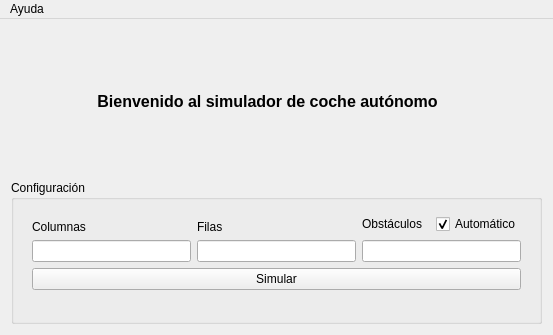
alu0100967111/SmartCar, file src/UI/mainwindow.ui: the form before one commit.
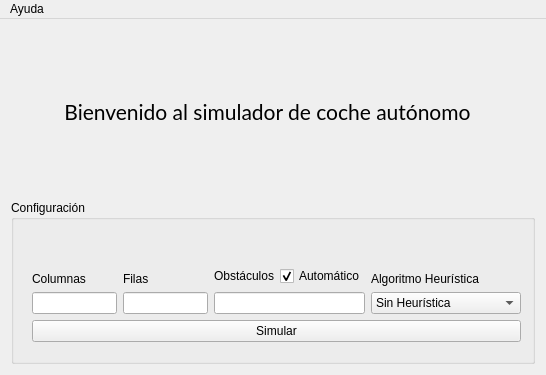
The form after the commit.

Commit message: Mejorada interfaz gráfica y añadida opción de Heurística.

What changed in the file:
```diff
--- a/src/UI/mainwindow.ui
+++ b/src/UI/mainwindow.ui
@@ -9,8 +9,8 @@
    <rect>
     <x>0</x>
     <y>0</y>
-    <width>553</width>
-    <height>335</height>
+    <width>546</width>
+    <height>375</height>
    </rect>
   </property>
   <property name="windowTitle">
@@ -41,7 +41,7 @@
             </size>
            </property>
            <property name="text">
-            <string>&lt;html&gt;&lt;head/&gt;&lt;body&gt;&lt;p align=&quot;center&quot;&gt;&lt;span style=&quot; font-size:12pt; font-weight:600;&quot;&gt;Bienvenido al simulador de coche autónomo&lt;/span&gt;&lt;/p&gt;&lt;/body&gt;&lt;/html&gt;</string>
+            <string>&lt;html&gt;&lt;head/&gt;&lt;body&gt;&lt;p align=&quot;center&quot;&gt;&lt;span style=&quot; font-size:16pt;  font-family: Lato;&quot;&gt;Bienvenido al simulador de coche autónomo&lt;/span&gt;&lt;/p&gt;&lt;/body&gt;&lt;/html&gt;</string>
            </property>
           </widget>
          </item>
@@ -59,7 +59,7 @@
            <x>10</x>
            <y>20</y>
            <width>511</width>
-           <height>101</height>
+           <height>133</height>
           </rect>
          </property>
          <layout class="QVBoxLayout" name="verticalLayout_6">
@@ -163,6 +163,54 @@
               </item>
              </layout>
             </item>
+            <item>
+             <layout class="QVBoxLayout" name="verticalLayout_9">
+              <item>
+               <spacer name="verticalSpacer_5">
+                <property name="orientation">
+                 <enum>Qt::Vertical</enum>
+                </property>
+                <property name="sizeHint" stdset="0">
+                 <size>
+                  <width>20</width>
+                  <height>40</height>
+                 </size>
+                </property>
+               </spacer>
+              </item>
+              <item>
+               <widget class="QLabel" name="label_2">
+                <property name="text">
+                 <string>Algoritmo Heurística</string>
+                </property>
+               </widget>
+              </item>
+              <item>
+               <widget class="QComboBox" name="heuristicOption">
+                <item>
+                 <property name="text">
+                  <string>Sin Heurística</string>
+                 </property>
+                </item>
+                <item>
+                 <property name="text">
+                  <string>Heurística Euclídea</string>
+                 </property>
+                </item>
+                <item>
+                 <property name="text">
+                  <string>Heurística Manhattan</string>
+                 </property>
+                </item>
+                <item>
+                 <property name="text">
+                  <string>Heurística Chebyshev</string>
+                 </property>
+                </item>
+               </widget>
+              </item>
+             </layout>
+            </item>
            </layout>
           </item>
           <item>
@@ -203,8 +251,8 @@
     <rect>
      <x>0</x>
      <y>0</y>
-     <width>553</width>
-     <height>19</height>
+     <width>546</width>
+     <height>21</height>
     </rect>
    </property>
    <widget class="QMenu" name="menuHola">
```
The commit also changes 7 other files.
